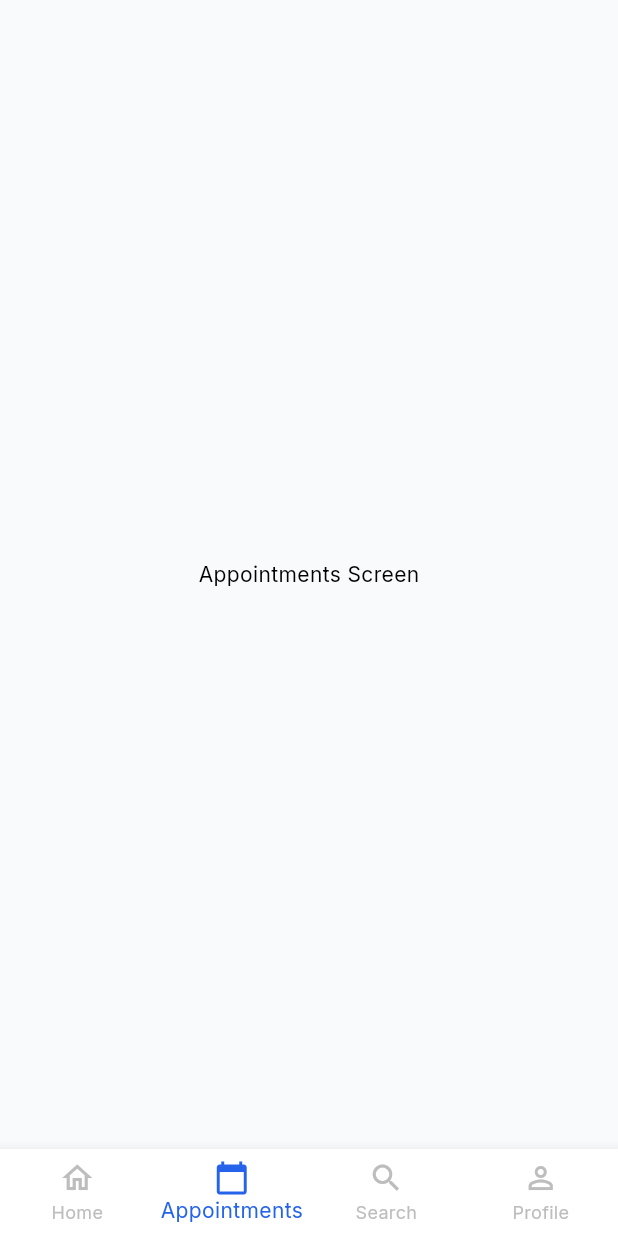
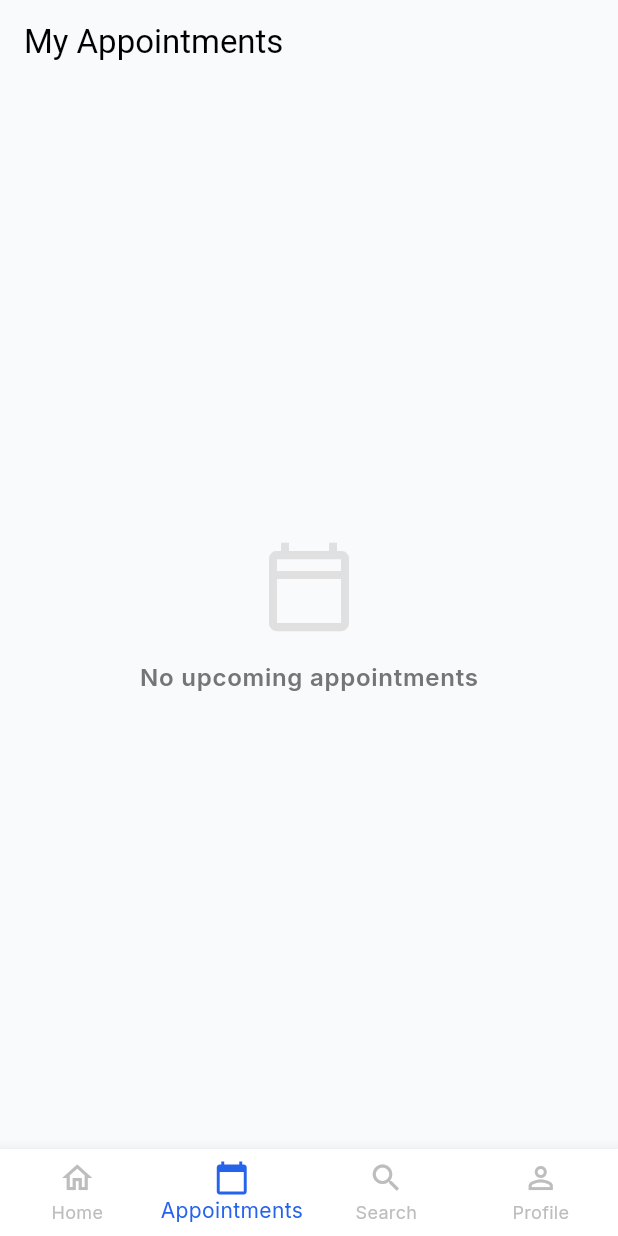
Before and after one commit to nilenjay/Healora, a Flutter app: the screen it shows after launch, item 2 of the bottom bar chosen, on a phone screen of 412 x 824 dp. Run offline on Flutter 3.47's test engine with Material 3 defaults, Android fonts, the phone set to English and light mode, and no system bars; our stand-ins replace equatable, flutter_bloc, go_router, google_fonts, shared_preferences.

Commit message:
added appointment screen

```diff
--- a/lib/core/routes/app_router.dart
+++ b/lib/core/routes/app_router.dart
@@ -1,10 +1,12 @@
 import 'package:flutter/material.dart';
 import 'package:go_router/go_router.dart';
-
 import '../../features/home/presentation/pages/splash_screen.dart';
 import '../../features/home/presentation/pages/main_screen.dart';
 import '../../features/auth/presentation/pages/login_screen.dart';
 import '../../features/auth/presentation/pages/signup_screen.dart';
+import '../../features/doctors/presentation/pages/doctor_detail_screen.dart';
+import '../../features/appointments/presentation/pages/appointment_booking_screen.dart';
+import '../../features/doctors/data/models/doctor.dart';
 
 class AppRouter {
   static final GoRouter router = GoRouter(
@@ -16,7 +18,11 @@ class AppRouter {
       ),
       GoRoute(
         path: '/home',
-        builder: (context, state) => const MainScreen(),
+        builder: (context, state) {
+          final extra = state.extra as Map<String, dynamic>?;
+          final tabIndex = extra?['tabIndex'] as int? ?? 0;
+          return MainScreen(initialTabIndex: tabIndex);
+        },
       ),
       GoRoute(
         path: '/login',
@@ -26,6 +32,22 @@ class AppRouter {
         path: '/signup',
         builder: (context, state) => const SignupScreen(),
       ),
+      GoRoute(
+        path: '/doctor-detail',
+        builder: (context, state) {
+          final doctor = state.extra as Doctor;
+          return DoctorDetailScreen(doctor: doctor);
+        },
+      ),
+      GoRoute(
+        path: '/book-appointment',
+        builder: (context, state) {
+          final extra = state.extra as Map<String, dynamic>;
+          final doctor = extra['doctor'] as Doctor;
+          final slot = extra['slot'] as String;
+          return AppointmentBookingScreen(doctor: doctor, slotTime: slot);
+        },
+      ),
     ],
   );
 }
--- /dev/null
+++ b/lib/features/appointments/presentation/pages/my_appointments_screen.dart
@@ -0,0 +1,91 @@
+import 'package:flutter/material.dart';
+import 'package:flutter_bloc/flutter_bloc.dart';
+import '../../../../core/theme/app_spacing.dart';
+import '../../../../core/widgets/appointment_card.dart';
+import '../bloc/appointment_bloc.dart';
+import '../bloc/appointment_event.dart';
+import '../bloc/appointment_state.dart';
+
+class MyAppointmentsScreen extends StatelessWidget {
+  const MyAppointmentsScreen({super.key});
+
+  @override
+  Widget build(BuildContext context) {
+    return Scaffold(
+      appBar: AppBar(
+        title: const Text('My Appointments'),
+        centerTitle: false,
+      ),
+      body: BlocBuilder<AppointmentBloc, AppointmentState>(
+        builder: (context, state) {
+          if (state is AppointmentInitial || state is AppointmentLoading) {
+            return const Center(child: CircularProgressIndicator());
+          } else if (state is AppointmentError) {
+            return Center(child: Text(state.message));
+          } else if (state is AppointmentLoaded) {
+            if (state.appointments.isEmpty) {
+              return Center(
+                child: Column(
+                  mainAxisAlignment: MainAxisAlignment.center,
+                  children: [
+                    Icon(Icons.calendar_today_outlined, size: 64, color: Colors.grey.shade300),
+                    const SizedBox(height: AppSpacing.md),
+                    Text(
+                      'No upcoming appointments',
+                      style: Theme.of(context).textTheme.bodyLarge?.copyWith(
+                        color: Colors.grey.shade600,
+                        fontWeight: FontWeight.w600,
+                      ),
+                    ),
+                  ],
+                ),
+              );
+            }
+
+            return ListView.builder(
+              padding: const EdgeInsets.all(AppSpacing.md),
+              itemCount: state.appointments.length,
+              itemBuilder: (context, index) {
+                final appointment = state.appointments[index];
+                return AppointmentCard(
+                  appointment: appointment,
+                  onCancel: () {
+                    _showCancelDialog(context, appointment.id);
+                  },
+                );
+              },
+            );
+          }
+          return const SizedBox();
+        },
+      ),
+    );
+  }
+
+  void _showCancelDialog(BuildContext context, String appointmentId) {
+    showDialog(
+      context: context,
+      builder: (ctx) => AlertDialog(
+        title: const Text('Cancel Appointment'),
+        content: const Text('Are you sure you want to cancel this appointment?'),
+        actions: [
+          TextButton(
+            onPressed: () => Navigator.pop(ctx),
+            child: const Text('No'),
+          ),
+          TextButton(
+            onPressed: () {
+              Navigator.pop(ctx);
+              context.read<AppointmentBloc>().add(CancelAppointment(appointmentId));
+              ScaffoldMessenger.of(context).showSnackBar(
+                const SnackBar(content: Text('Appointment cancelled successfully.')),
+              );
+            },
+            style: TextButton.styleFrom(foregroundColor: Colors.red),
+            child: const Text('Yes, Cancel'),
+          ),
+        ],
+      ),
+    );
+  }
+}
--- a/lib/features/home/presentation/pages/main_screen.dart
+++ b/lib/features/home/presentation/pages/main_screen.dart
@@ -1,19 +1,27 @@
 import 'package:flutter/material.dart';
+import '../../../appointments/presentation/pages/my_appointments_screen.dart';
 import 'home_screen.dart';
 
 class MainScreen extends StatefulWidget {
-  const MainScreen({super.key});
+  final int initialTabIndex;
+  const MainScreen({super.key, this.initialTabIndex = 0});
 
   @override
   State<MainScreen> createState() => _MainScreenState();
 }
 
 class _MainScreenState extends State<MainScreen> {
-  int _currentIndex = 0;
+  late int _currentIndex;
+
+  @override
+  void initState() {
+    super.initState();
+    _currentIndex = widget.initialTabIndex;
+  }
 
   final List<Widget> _pages = [
     const HomeScreen(),
-    const Center(child: Text('Appointments Screen')),
+    const MyAppointmentsScreen(),
     const Center(child: Text('Search Screen')),
     const Center(child: Text('Profile Screen')),
   ];
--- a/lib/features/home/presentation/pages/splash_screen.dart
+++ b/lib/features/home/presentation/pages/splash_screen.dart
@@ -14,7 +14,7 @@ class _SplashScreenState extends State<SplashScreen> {
     super.initState();
     Future.delayed(const Duration(seconds: 2), () {
       if (mounted) {
-        context.go('/home'); // Or /login if auth is needed first
+        context.go('/home');
       }
     });
   }
@@ -34,7 +34,7 @@ class _SplashScreenState extends State<SplashScreen> {
                 borderRadius: BorderRadius.circular(20),
               ),
               child: Icon(
-                Icons.favorite_rounded, // Temporary logo
+                Icons.favorite_rounded,
                 size: 64,
                 color: Theme.of(context).colorScheme.primary,
               ),
--- a/pubspec.yaml
+++ b/pubspec.yaml
@@ -39,6 +39,7 @@ dependencies:
   equatable: ^2.0.8
   go_router: ^17.3.0
   shared_preferences: ^2.5.5
+  uuid: ^4.5.3
 
 dev_dependencies:
   flutter_test:
```
Also changed, not shown: lib/core/widgets/doctor_card.dart (+8 -4 lines), lib/features/appointments/presentation/pages/appointment_booking_screen.dart (added, +198 -0 lines), lib/features/doctors/presentation/pages/doctor_detail_screen.dart (added, +251 -0 lines), pubspec.lock.
